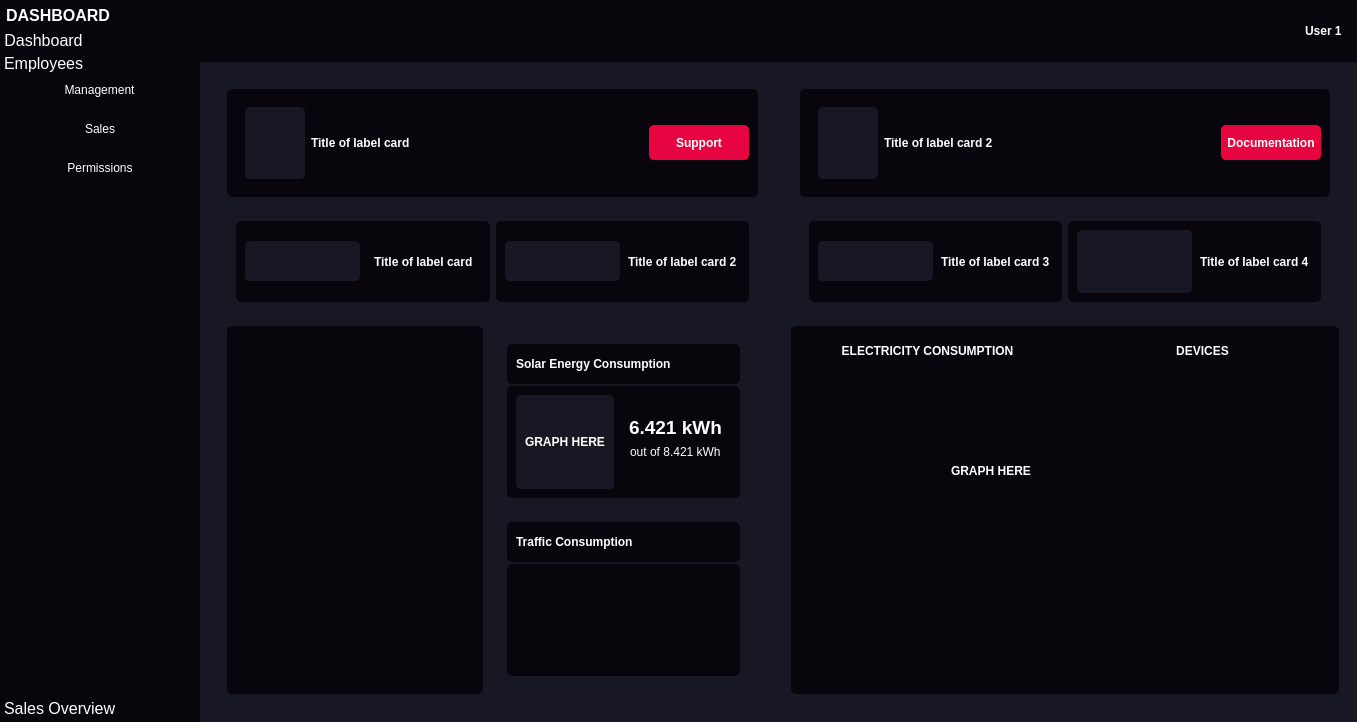
This is dashboard.ui in amgartendev/InsightFlow-Manager as Qt 5 draws it before an edit. The edited form follows.
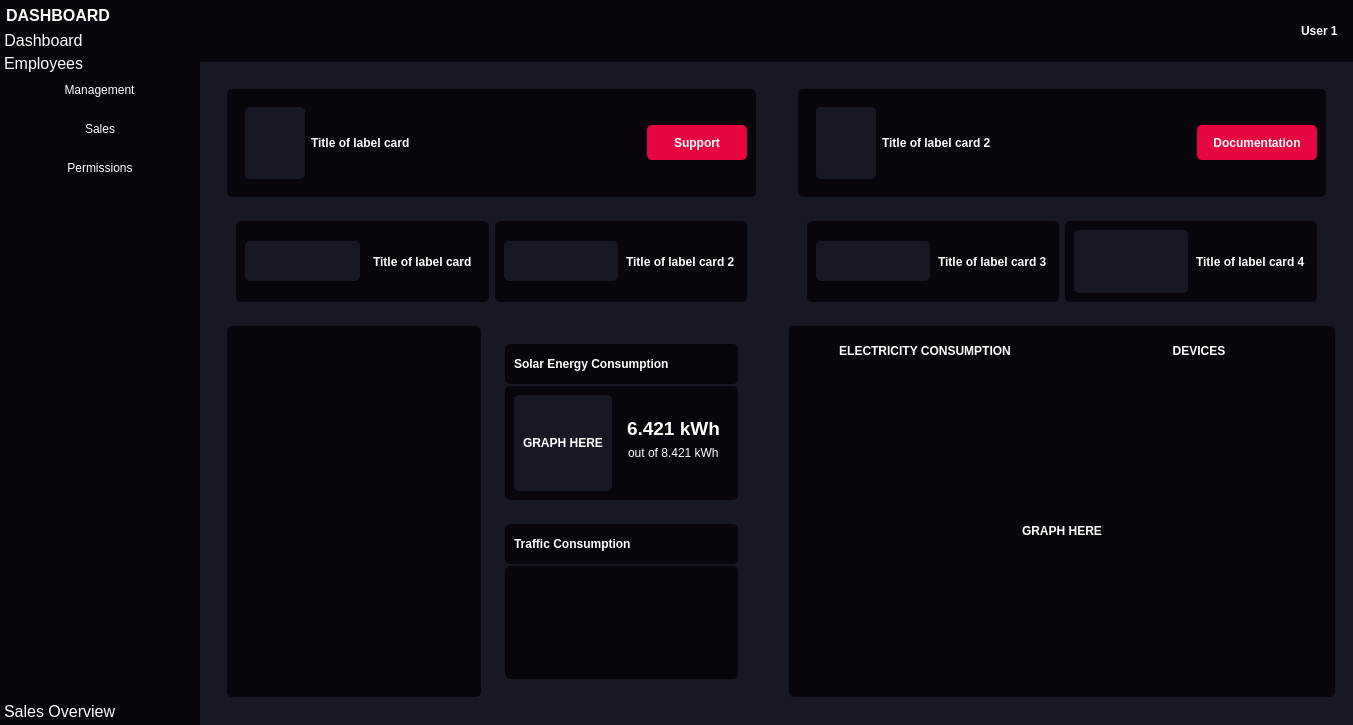
This is the edited form. Icons and pictures are not drawn.

Commit message: refactor variables and methods name  and add basic interactions

```diff
--- a/dashboard.ui
+++ b/dashboard.ui
@@ -6,8 +6,8 @@
    <rect>
     <x>0</x>
     <y>0</y>
-    <width>1357</width>
-    <height>722</height>
+    <width>1353</width>
+    <height>725</height>
    </rect>
   </property>
   <property name="windowTitle">
@@ -234,7 +234,7 @@
                   <x>0</x>
                   <y>0</y>
                   <width>200</width>
-                  <height>594</height>
+                  <height>597</height>
                  </rect>
                 </property>
                 <attribute name="icon">
@@ -770,8 +770,14 @@
                       </font>
                      </property>
                      <property name="styleSheet">
-                      <string notr="true">background-color: #E60540;
-border-radius: 5px;</string>
+                      <string notr="true">QPushButton {
+	background-color: #E60540;
+	border-radius: 5px;
+}
+
+QPushButton:hover {
+	background-color: #C50332;
+}</string>
                      </property>
                      <property name="text">
                       <string>Support</string>
@@ -1364,19 +1370,24 @@
                     <widget class="QPushButton" name="pushButton_12">
                      <property name="minimumSize">
                       <size>
-                       <width>100</width>
+                       <width>120</width>
                        <height>35</height>
                       </size>
                      </property>
                      <property name="font">
                       <font>
-                       <pointsize>9</pointsize>
                        <bold>true</bold>
                       </font>
                      </property>
                      <property name="styleSheet">
-                      <string notr="true">background-color: #E60540;
-border-radius: 5px;</string>
+                      <string notr="true">QPushButton {
+	background-color: #E60540;
+	border-radius: 5px;
+}
+
+QPushButton:hover {
+	background-color: #C50332;
+}</string>
                      </property>
                      <property name="text">
                       <string>Documentation</string>
@@ -1624,7 +1635,7 @@
                   </layout>
                  </widget>
                 </item>
-                <item>
+                <item alignment="Qt::AlignHCenter|Qt::AlignTop">
                  <widget class="QFrame" name="frame_40">
                   <property name="sizePolicy">
                    <sizepolicy hsizetype="Preferred" vsizetype="Expanding">
@@ -1641,24 +1652,20 @@
                   <property name="frameShadow">
                    <enum>QFrame::Raised</enum>
                   </property>
-                  <widget class="QLabel" name="label_10">
-                   <property name="geometry">
-                    <rect>
-                     <x>160</x>
-                     <y>90</y>
-                     <width>81</width>
-                     <height>16</height>
-                    </rect>
-                   </property>
-                   <property name="font">
-                    <font>
-                     <bold>true</bold>
-                    </font>
-                   </property>
-                   <property name="text">
-                    <string>GRAPH HERE</string>
-                   </property>
-                  </widget>
+                  <layout class="QVBoxLayout" name="verticalLayout_26">
+                   <item>
+                    <widget class="QLabel" name="label_10">
+                     <property name="font">
+                      <font>
+                       <bold>true</bold>
+                      </font>
+                     </property>
+                     <property name="text">
+                      <string>GRAPH HERE</string>
+                     </property>
+                    </widget>
+                   </item>
+                  </layout>
                  </widget>
                 </item>
                </layout>
```
Left out of the diff: 38 changed lines with no effect on the pictures. The commit also changes 2 other files.
